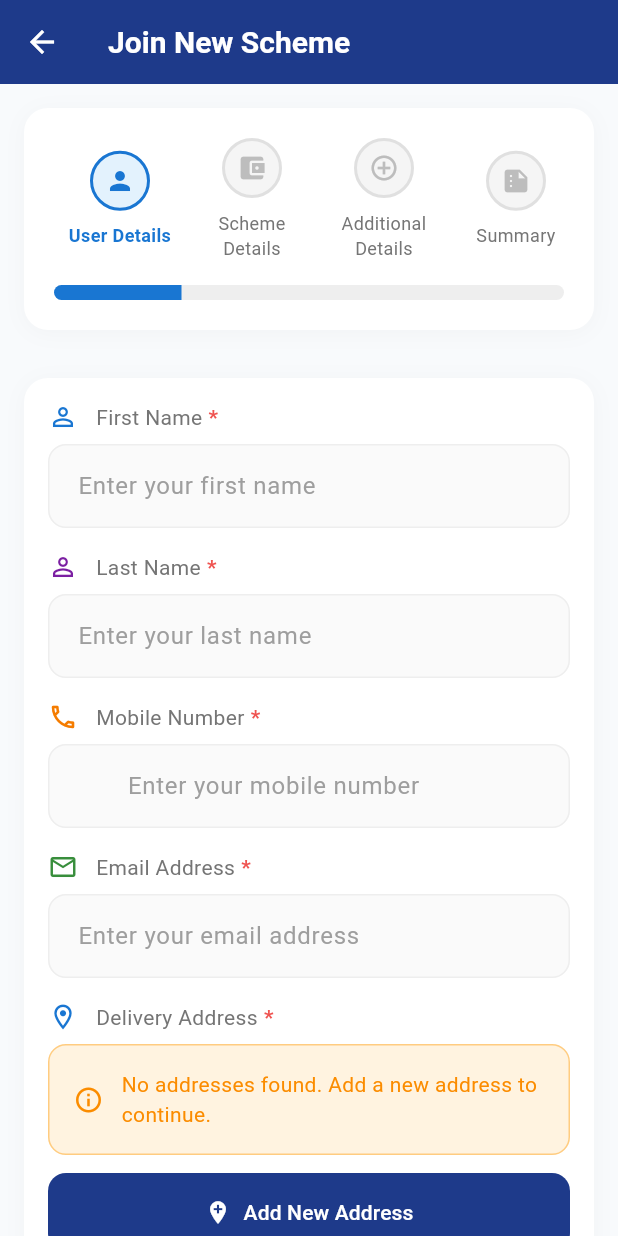
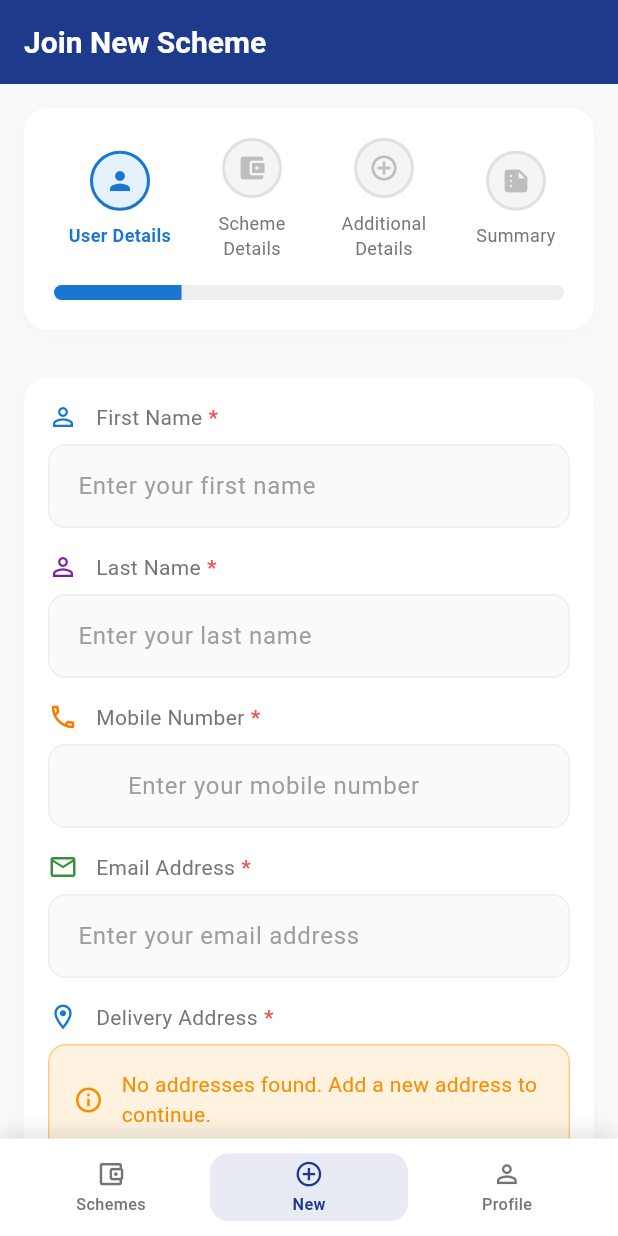
Before and after one commit to hjvnb786/hassanjewellers, a Flutter app: the HomeScreen screen opened directly, scrolled down 240 dp, after a tap on "Start New Scheme", on a phone screen of 412 x 824 dp. Run offline on Flutter 3.47's test engine with Material 3 defaults, Android fonts, the phone set to English and light mode, and no system bars; our stand-ins replace cloud_firestore, firebase_auth, firebase_core, share_plus, shared_preferences, shimmer and 1 more; missing offline and left inert: ntp; accounts and stored records are empty.

Commit message:
Implement tab navigation for Start New Scheme button - redirect to second tab instead of new page

```diff
--- a/lib/Screens/home_screen.dart
+++ b/lib/Screens/home_screen.dart
@@ -40,7 +40,13 @@ class _HomeScreenState extends State<HomeScreen> {
   @override
   Widget build(BuildContext context) {
     List<Widget> screens = [
-      const SchemesScreen(),
+      SchemesScreen(
+        onStartNewScheme: () {
+          setState(() {
+            currentPageIndex = 1;
+          });
+        },
+      ),
       const JoinNewSchemeScreen(),
       AccountScreen(name: customerName, phone: customerPhone, email: customerEmail),
     ];
--- a/lib/Screens/schemes_screen.dart
+++ b/lib/Screens/schemes_screen.dart
@@ -6,7 +6,9 @@ import 'package:hassanjewellers/Services/firebase_services/getCurrentUser.dart';
 import 'package:hassanjewellers/Utils/Constants/colors.dart';
 
 class SchemesScreen extends StatefulWidget {
-  const SchemesScreen({super.key});
+  final VoidCallback? onStartNewScheme;
+
+  const SchemesScreen({super.key, this.onStartNewScheme});
 
   @override
   State<SchemesScreen> createState() => _SchemesScreenState();
@@ -414,10 +416,15 @@ class _SchemesScreenState extends State<SchemesScreen> with TickerProviderStateM
                 if (isActive)
                   ElevatedButton.icon(
                     onPressed: () {
-                      Navigator.push(
-                        context,
-                        MaterialPageRoute(builder: (context) => const JoinNewSchemeScreen()),
-                      );
+                      if (widget.onStartNewScheme != null) {
+                        widget.onStartNewScheme!();
+                      } else {
+                        // Fallback to original navigation if no callback provided
+                        Navigator.push(
+                          context,
+                          MaterialPageRoute(builder: (context) => const JoinNewSchemeScreen()),
+                        );
+                      }
                     },
                     icon: const Icon(Icons.add),
                     label: const Text('Start New Scheme'),
```
